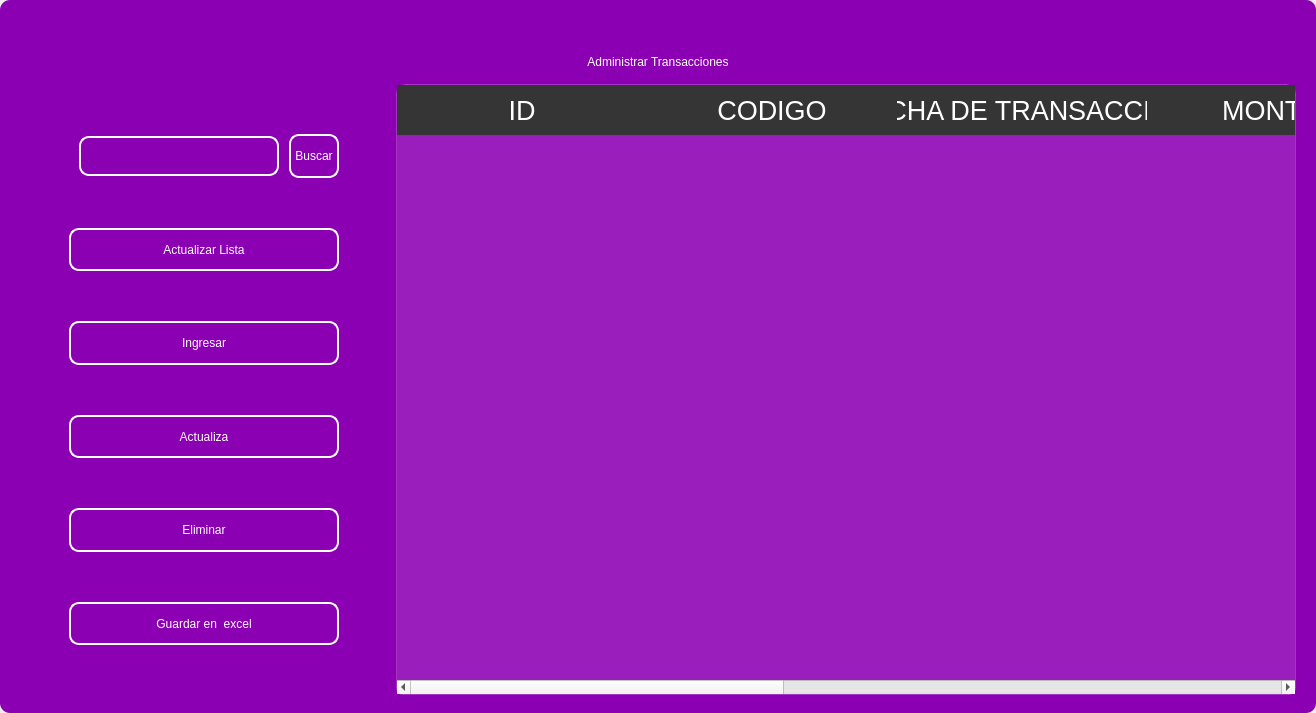
codemiguel-dev/ERP-EmprendeSoft-Desktop, file design/standar/maintransaction4.ui: the form before one commit.
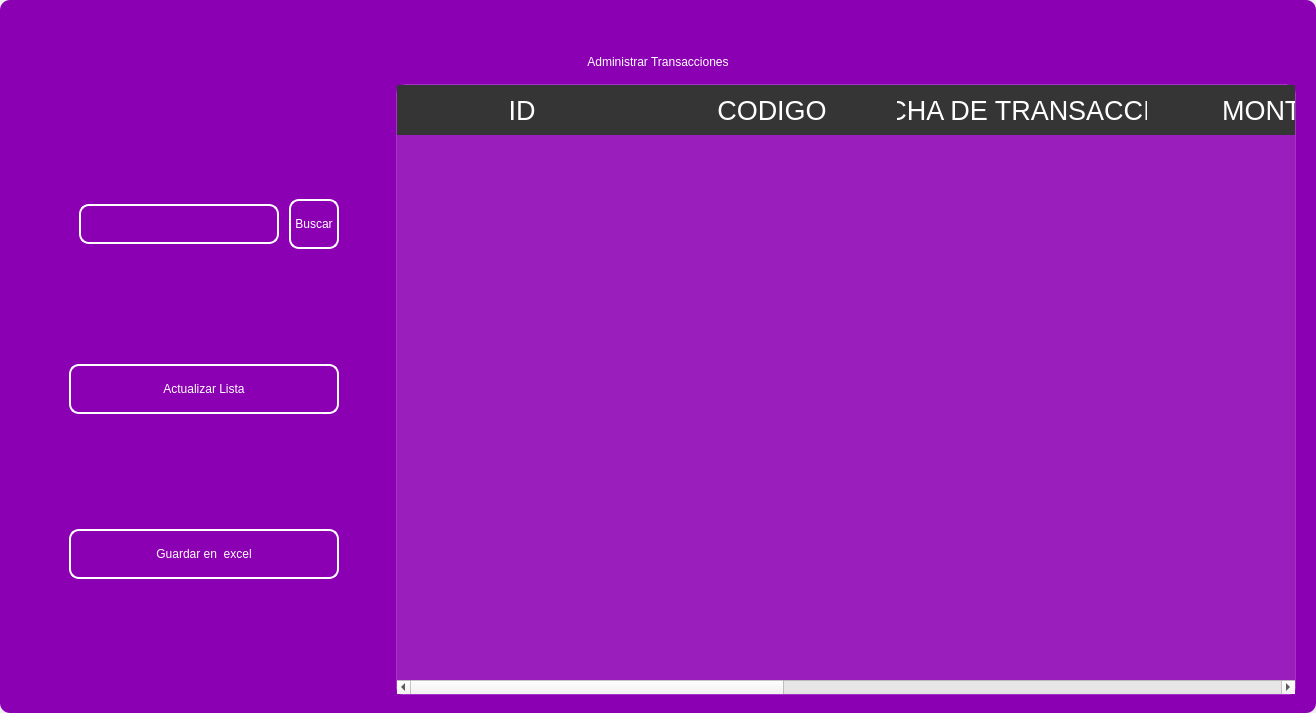
The form after the commit. Icons and pictures are not drawn.

Patch:
```diff
--- a/design/standar/maintransaction4.ui
+++ b/design/standar/maintransaction4.ui
@@ -552,138 +552,6 @@
               </property>
              </widget>
             </item>
-            <item>
-             <widget class="QPushButton" name="btn_add">
-              <property name="minimumSize">
-               <size>
-                <width>0</width>
-                <height>40</height>
-               </size>
-              </property>
-              <property name="maximumSize">
-               <size>
-                <width>300</width>
-                <height>50</height>
-               </size>
-              </property>
-              <property name="cursor">
-               <cursorShape>PointingHandCursor</cursorShape>
-              </property>
-              <property name="styleSheet">
-               <string notr="true">QPushButton{
-border-radius:10px; 
-font: 12pt &quot;Arial&quot;;
-color: rgb(255, 255, 254);
-border: 2px solid #ffffff;
-}
-
-QPushButton:hover{
-border-radius:10px; 
-font: 12pt &quot;Arial&quot;;
-color: rgb(255, 255, 255);
-border: 2px solid rgb(120, 0, 171);
-	background-color: rgb(120, 0, 171);
-}</string>
-              </property>
-              <property name="text">
-               <string>Ingresar</string>
-              </property>
-              <property name="iconSize">
-               <size>
-                <width>35</width>
-                <height>35</height>
-               </size>
-              </property>
-             </widget>
-            </item>
-            <item>
-             <widget class="QPushButton" name="btn_update">
-              <property name="minimumSize">
-               <size>
-                <width>0</width>
-                <height>40</height>
-               </size>
-              </property>
-              <property name="maximumSize">
-               <size>
-                <width>300</width>
-                <height>50</height>
-               </size>
-              </property>
-              <property name="cursor">
-               <cursorShape>PointingHandCursor</cursorShape>
-              </property>
-              <property name="styleSheet">
-               <string notr="true">QPushButton{
-border-radius:10px; 
-font: 12pt &quot;Arial&quot;;
-color: rgb(255, 255, 254);
-border: 2px solid #ffffff;
-}
-
-QPushButton:hover{
-border-radius:10px; 
-font: 12pt &quot;Arial&quot;;
-color: rgb(255, 255, 255);
-border: 2px solid rgb(120, 0, 171);
-	background-color: rgb(120, 0, 171);
-}</string>
-              </property>
-              <property name="text">
-               <string>Actualiza</string>
-              </property>
-              <property name="iconSize">
-               <size>
-                <width>35</width>
-                <height>35</height>
-               </size>
-              </property>
-             </widget>
-            </item>
-            <item>
-             <widget class="QPushButton" name="btn_delete">
-              <property name="minimumSize">
-               <size>
-                <width>0</width>
-                <height>40</height>
-               </size>
-              </property>
-              <property name="maximumSize">
-               <size>
-                <width>300</width>
-                <height>50</height>
-               </size>
-              </property>
-              <property name="cursor">
-               <cursorShape>PointingHandCursor</cursorShape>
-              </property>
-              <property name="styleSheet">
-               <string notr="true">QPushButton{
-border-radius:10px; 
-font: 12pt &quot;Arial&quot;;
-color: rgb(255, 255, 254);
-border: 2px solid #ffffff;
-}
-
-QPushButton:hover{
-border-radius:10px; 
-font: 12pt &quot;Arial&quot;;
-color: rgb(255, 255, 255);
-border: 2px solid rgb(120, 0, 171);
-	background-color: rgb(120, 0, 171);
-}</string>
-              </property>
-              <property name="text">
-               <string>Eliminar</string>
-              </property>
-              <property name="iconSize">
-               <size>
-                <width>35</width>
-                <height>35</height>
-               </size>
-              </property>
-             </widget>
-            </item>
             <item>
              <widget class="QPushButton" name="btn_excel">
               <property name="minimumSize">
```
